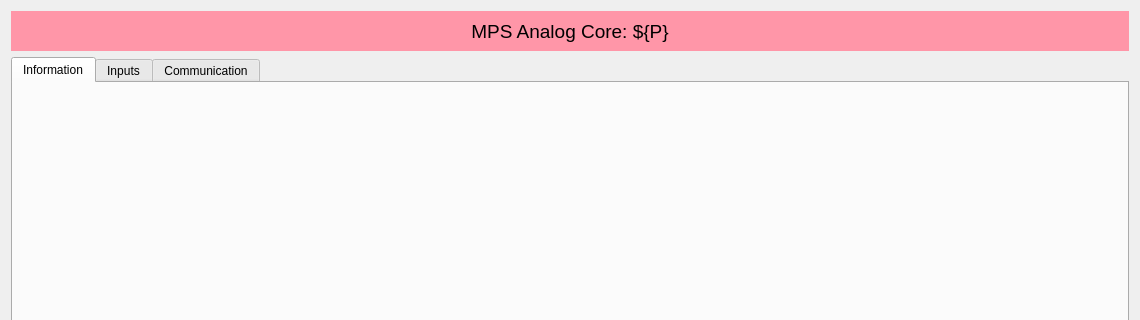
ad-build-test/pydm-mps, file mps_digital_core.ui: the form before one commit; both pictures show x 0 to 1140 and y 0 to 320 of the 1140 by 865 pixel window.
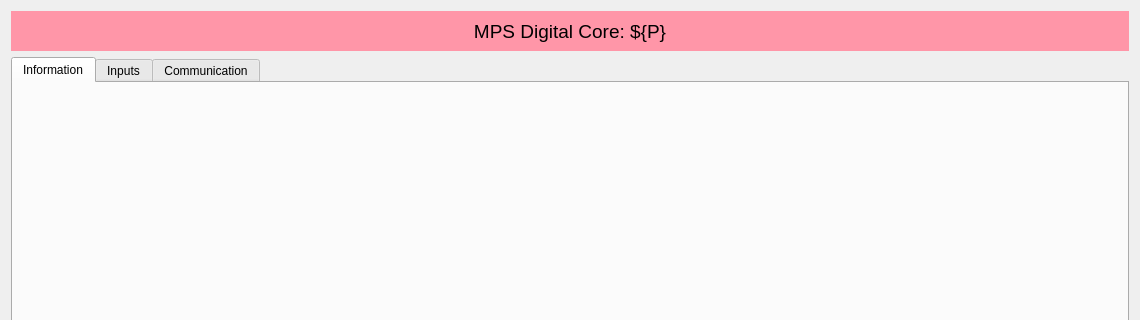
The form after the commit. Custom widgets are drawn as their Qt base class.

What changed in the file:
```diff
--- a/mps_digital_core.ui
+++ b/mps_digital_core.ui
@@ -45,7 +45,7 @@
         <string notr="true">background-color: rgb(255, 150, 168);</string>
        </property>
        <property name="text">
-        <string>MPS Analog Core: ${P}</string>
+        <string>MPS Digital Core: ${P}</string>
        </property>
        <property name="alignment">
         <set>Qt::AlignCenter</set>
```
Left out of the diff: 2 changed lines with no effect on the pictures.
